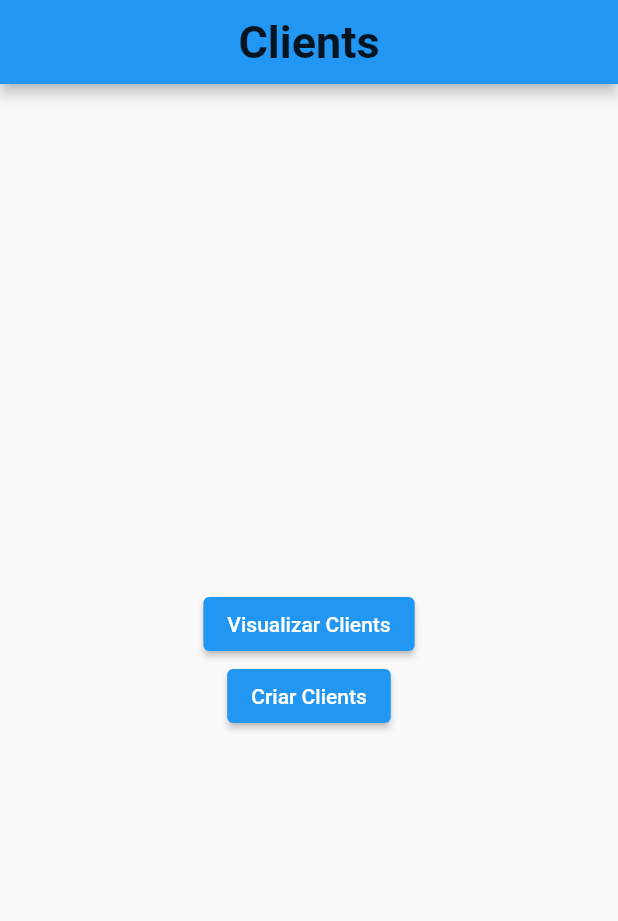
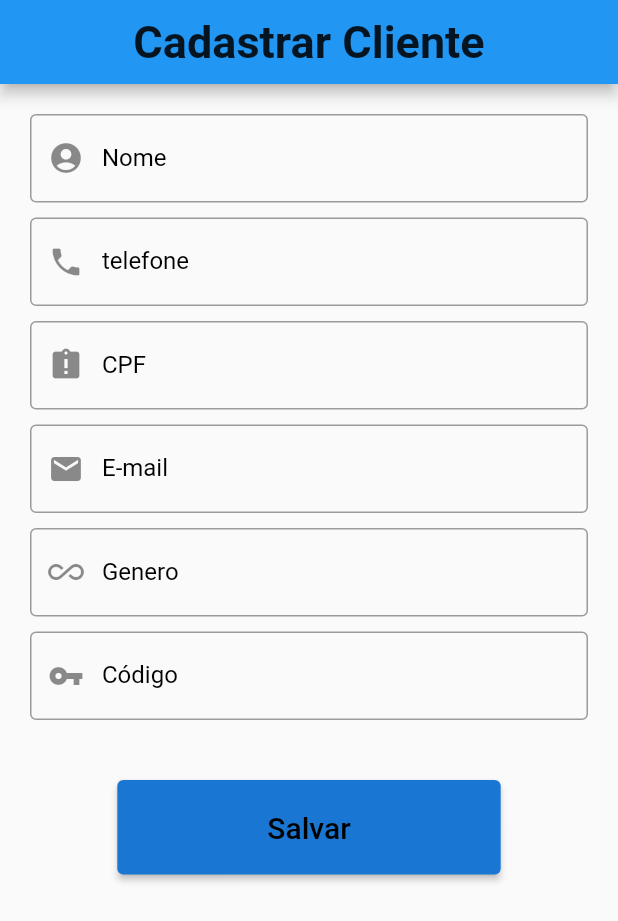
Before and after one commit to RaulDuque/Atividade-Lucas, a Flutter app: the screen it shows after launch, on a phone screen of 412 x 824 dp. Shown: the top 921 px of the screen. Run offline on Flutter 3.47's test engine with Material 2 defaults, Android fonts, the phone set to English and light mode, and no system bars.

Commit message:
tela de cadastrar formulario e inicio da validação

```diff
--- a/lib/main.dart
+++ b/lib/main.dart
@@ -1,9 +1,10 @@
+import 'package:atvlucas/screens/form_user.dart';
 import 'package:flutter/material.dart';
 
 void main() {
   runApp(MaterialApp(
     debugShowCheckedModeBanner: false,
-    home: HomePage(),
+    home: FormUser(),
   ));
 }
 
@@ -23,9 +24,7 @@ class _HomePageState extends State<HomePage> {
         title: Text(
           'Clients',
           style: TextStyle(
-                color: Colors.black87,
-                fontSize: 30,
-                fontWeight: FontWeight.bold),
+              color: Colors.black87, fontSize: 30, fontWeight: FontWeight.bold),
         ),
       ),
       body: Center(
@@ -42,6 +41,7 @@ class _HomePageState extends State<HomePage> {
             ),
           ],
         ),
-        ));
+      ),
+    );
   }
 }
--- /dev/null
+++ b/lib/screens/form_user.dart
@@ -0,0 +1,135 @@
+import 'package:flutter/material.dart';
+
+class FormUser extends StatefulWidget {
+  FormUser({Key? key}) : super(key: key);
+
+  @override
+  _FormUserState createState() => _FormUserState();
+}
+
+class _FormUserState extends State<FormUser> {
+  final formKey = GlobalKey<FormState>();
+  final controller = TextEditingController();
+  @override
+  Widget build(BuildContext context) {
+    return Scaffold(
+      appBar: AppBar(
+        centerTitle: true,
+        title: Text(
+          'Cadastrar Cliente',
+          style: TextStyle(
+              color: Colors.black87, fontSize: 30, fontWeight: FontWeight.bold),
+        ),
+      ),
+      body: SingleChildScrollView(
+        child: Form(
+          key: formKey,
+          child: Padding(
+              padding: const EdgeInsets.all(20),
+              child: Column(
+                children: [
+                  CustomTextField(
+                    label: 'Nome',
+                    icon: Icons.account_circle,
+                    validator: (text) => text == null || text.isEmpty
+                        ? 'Campo obrigatório'
+                        : null,
+                  ),
+                  SizedBox(
+                    height: 10,
+                  ),
+                  CustomTextField(
+                    label: 'telefone',
+                    icon: Icons.phone,
+                  ),
+                  SizedBox(
+                    height: 10,
+                  ),
+                  CustomTextField(
+                    label: 'CPF',
+                    icon: Icons.assignment_late,
+                  ),
+                  SizedBox(
+                    height: 10,
+                  ),
+                  CustomTextField(
+                    label: 'E-mail',
+                    icon: Icons.mail,
+                  ),
+                  SizedBox(
+                    height: 10,
+                  ),
+                  CustomTextField(
+                    label: 'Genero',
+                    icon: Icons.all_inclusive,
+                  ),
+                  SizedBox(
+                    height: 10,
+                  ),
+                  CustomTextField(
+                    label: 'Código',
+                    icon: Icons.vpn_key,
+                  ),
+                  SizedBox(
+                    height: 40,
+                  ),
+                  ElevatedButton(
+                      style: ElevatedButton.styleFrom(
+                        primary: Colors.blue[700],
+                        padding: const EdgeInsets.symmetric(
+                          vertical: 20,
+                          horizontal: 100,
+                        ),
+                      ),
+                      onPressed: () {
+                        if (formKey.currentState!.validate()) {
+                          formKey.currentState!.save();
+                        }
+                      },
+                      child: Text(
+                        'Salvar',
+                        style: TextStyle(color: Colors.black, fontSize: 20),
+                      ))
+                ],
+              )),
+        ),
+      ),
+    );
+  }
+}
+
+class CustomTextField extends StatelessWidget {
+  final String label;
+  final IconData? icon;
+  final String? Function(String? text)? validator;
+  final void Function(String? text)? onSaved;
+
+  const CustomTextField({
+    Key? key,
+    required this.label,
+    this.icon,
+    this.validator,
+    this.onSaved,
+  }) : super(key: key);
+
+  @override
+  Widget build(BuildContext context) {
+    return TextFormField(
+      validator: (text) {
+        if (text == null || text.isEmpty) {
+          return 'Campo obrigatório';
+        }
+        return null;
+      },
+      onSaved: (text) {},
+      decoration: InputDecoration(
+        labelText: label,
+        labelStyle: TextStyle(color: Colors.black, fontSize: 16),
+        border: OutlineInputBorder(
+          borderRadius: BorderRadius.circular(4),
+        ),
+        prefixIcon: icon == null ? null : Icon(icon),
+      ),
+    );
+  }
+}
```
Lines whose indentation alone changed are shown as unchanged.
